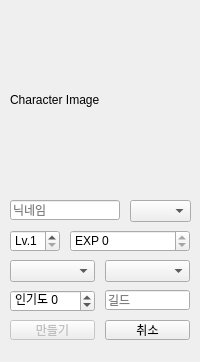
Old version of the form ui/characteradddialog.ui in the repository rattan/Sellas.
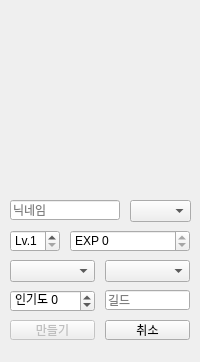
New version of the form. Custom widgets are drawn as their Qt base class.

Commit message:
use sellas data in add character dialog
use sellas data in add character dialog
set server, job when set character

Diff of the .ui file:
```diff
--- a/ui/characteradddialog.ui
+++ b/ui/characteradddialog.ui
@@ -84,40 +84,6 @@
     <string>서버</string>
    </property>
   </widget>
-  <widget class="SellasLabel" name="characterImageLabel">
-   <property name="geometry">
-    <rect>
-     <x>10</x>
-     <y>10</y>
-     <width>180</width>
-     <height>180</height>
-    </rect>
-   </property>
-   <property name="minimumSize">
-    <size>
-     <width>180</width>
-     <height>180</height>
-    </size>
-   </property>
-   <property name="maximumSize">
-    <size>
-     <width>180</width>
-     <height>180</height>
-    </size>
-   </property>
-   <property name="frameShape">
-    <enum>QFrame::NoFrame</enum>
-   </property>
-   <property name="lineWidth">
-    <number>0</number>
-   </property>
-   <property name="text">
-    <string>Character Image</string>
-   </property>
-   <property name="indent">
-    <number>0</number>
-   </property>
-  </widget>
   <widget class="QLineEdit" name="guildLineEdit">
    <property name="geometry">
     <rect>
@@ -195,6 +161,16 @@
     <number>99999</number>
    </property>
   </widget>
+  <widget class="SellasImageWidget" name="characterImageWidget" native="true">
+   <property name="geometry">
+    <rect>
+     <x>10</x>
+     <y>10</y>
+     <width>180</width>
+     <height>180</height>
+    </rect>
+   </property>
+  </widget>
  </widget>
  <customwidgets>
   <customwidget>
@@ -203,9 +179,10 @@
    <header location="global">ui/sellaslineedit.h</header>
   </customwidget>
   <customwidget>
-   <class>SellasLabel</class>
-   <extends>QLabel</extends>
-   <header location="global">ui/sellaslabel.h</header>
+   <class>SellasImageWidget</class>
+   <extends>QWidget</extends>
+   <header location="global">ui/sellasimagewidget.h</header>
+   <container>1</container>
   </customwidget>
  </customwidgets>
  <resources/>
```
The commit also changes 14 other files.
